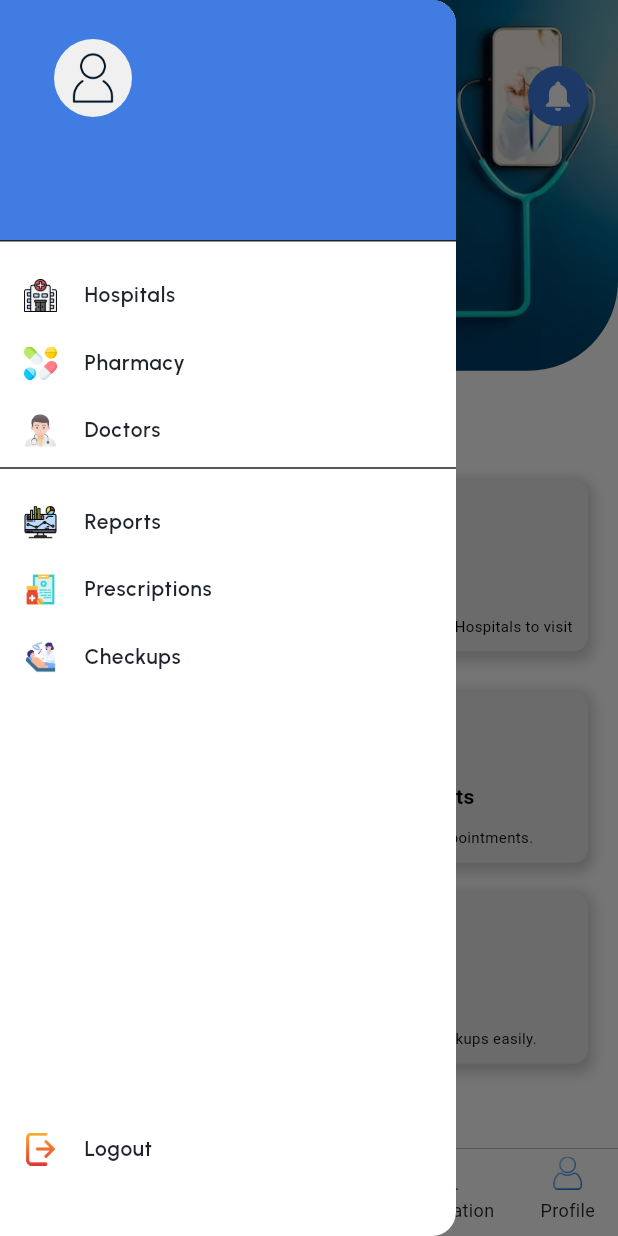
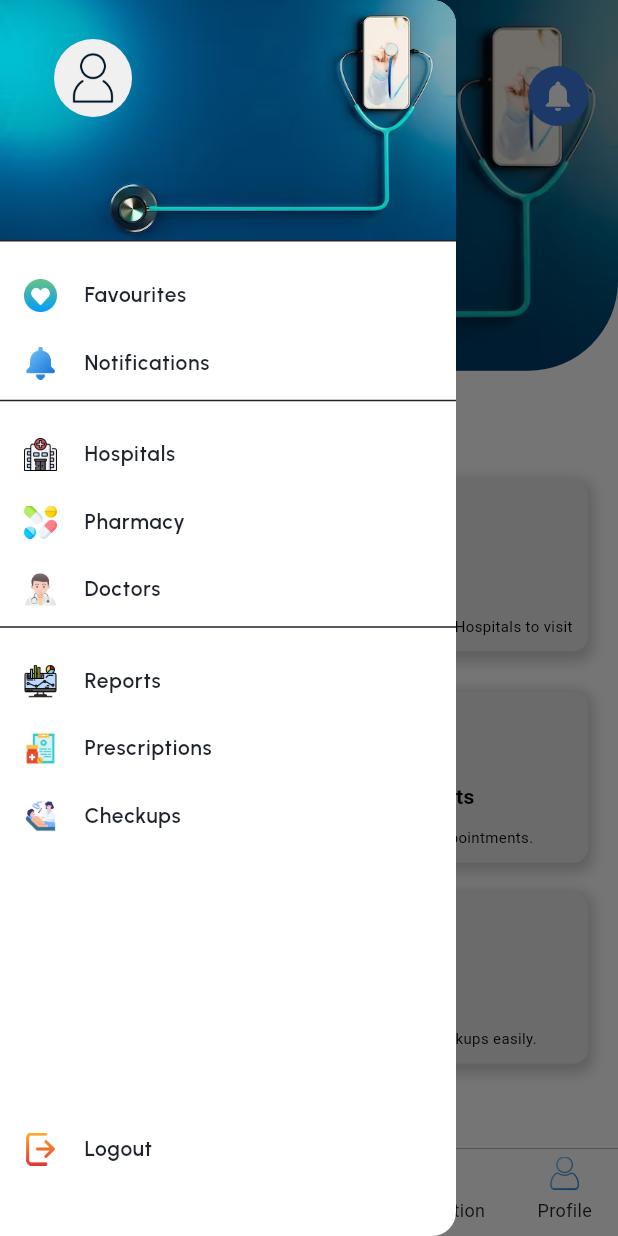
Before and after one commit to mahider-anmut/telemedicine-app, a Flutter app: the HomePage screen opened directly, with the side drawer open, on a phone screen of 412 x 824 dp. Run offline on Flutter 3.47's test engine with Material 3 defaults, Android fonts, the phone set to English and light mode, and no system bars; our stand-ins replace connectivity_plus, flutter_spinkit, flutter_svg, fluttertoast, geocoding, geolocator and 3 more; accounts and stored records are empty; statements that could not run were skipped.

```diff
--- a/lib/view/homePage.dart
+++ b/lib/view/homePage.dart
@@ -2,14 +2,16 @@ import 'package:flutter/material.dart';
 import 'package:fluttertoast/fluttertoast.dart';
 import 'package:telemedicine/constants/assets.dart';
 import 'package:telemedicine/service/permission_service.dart';
+import 'package:telemedicine/view/appointments/appointmentHomePage.dart';
+import 'package:telemedicine/view/consultations/consultationHomePage.dart';
 import 'package:telemedicine/view/mainPage/mainPage.dart';
 
 import '../service/localization.dart';
 import '../utils/themes.dart';
 import '../utils/utils.dart';
 import 'ProfilePage.dart';
+import 'favorites/favoritesHomePage.dart';
 import 'modals/ambulanceModal.dart';
-import 'patient/patientPage.dart';
 import 'sideMenu.dart';
 
 class HomePage extends StatefulWidget {
@@ -29,12 +31,12 @@ class _HomePageState extends State<HomePage> {
         return MainPage();
       case 'profile':
         return ProfilePage();
-      case 'vehicles':
-        return PatientPage();
-      case 'trips':
-        return PatientPage();
+      case 'favourites':
+        return FavoritesHomePage();
+      case 'consultation':
+        return ConsultationHomePage();
       default:
-        return PatientPage();
+        return MainPage();
     }
   }
 
@@ -116,11 +118,11 @@ class _HomePageState extends State<HomePage> {
                         child: InkWell(
                           onTap: () {
                             setState(() {
-                              activePage = "Appointments";
+                              activePage = "favourites";
                             });
                           },
                           child: Image(
-                            image: AssetImage(LocalAssets.appointmentIcon),
+                            image: AssetImage(LocalAssets.favouritesAltIcon),
                             width: 22, // Optional: adjust size
                             height: 22,
                           ),
@@ -142,14 +144,14 @@ class _HomePageState extends State<HomePage> {
                       InkWell(
                         onTap: () {
                           setState(() {
-                            activePage = "Appointments";
+                            activePage = "favourites";
                           });
                         },
                         child: Text(
-                          AppLocalizations.of(context).translate('Appointments'),
+                          AppLocalizations.of(context).translate('Favourites'),
                           style: TextStyle(
                             fontSize: 12.0,
-                            color: activePage == "Appointments"
+                            color: activePage == "favourites"
                                 ? AppTheme.getThemeExtension(context).primaryColor!
                                 : AppTheme.getThemeExtension(context).secondaryIconColor!,
                           ),
@@ -165,7 +167,7 @@ class _HomePageState extends State<HomePage> {
                         child: InkWell(
                           onTap: () {
                             setState(() {
-                              activePage = "Consultation";
+                              activePage = "consultation";
                             });
                           },
                           child: Image(
@@ -191,14 +193,14 @@ class _HomePageState extends State<HomePage> {
                       InkWell(
                         onTap: () {
                           setState(() {
-                            activePage = "Consultation";
+                            activePage = "consultation";
                           });
                         },
                         child: Text(
                           AppLocalizations.of(context).translate('Consultation'),
                           style: TextStyle(
                             fontSize: 12.0,
-                            color: activePage == "Consultation"
+                            color: activePage == "consultation"
                                 ? AppTheme.getThemeExtension(context).primaryColor!
                                 : AppTheme.getThemeExtension(context).secondaryIconColor!,
                           ),
--- a/lib/view/hospitals/hospitals.dart
+++ b/lib/view/hospitals/hospitalsHomePage.dart
@@ -9,8 +9,8 @@ import '../../widgets/custom/text11.dart';
 import '../../widgets/headerMiniCardWidget.dart';
 
 
-class Hospitals extends StatelessWidget {
-  const Hospitals({super.key});
+class HospitalsHomePage extends StatelessWidget {
+  const HospitalsHomePage({super.key});
 
   @override
   Widget build(BuildContext context) {
--- a/lib/view/pharmacy/Pharmacy.dart
+++ b/lib/view/pharmacy/pharmacyHomePage.dart
@@ -9,8 +9,8 @@ import '../../widgets/custom/text11.dart';
 import '../../widgets/headerMiniCardWidget.dart';
 
 
-class Pharmacy extends StatelessWidget {
-  const Pharmacy({super.key});
+class PharmacyHomePage extends StatelessWidget {
+  const PharmacyHomePage({super.key});
 
   @override
   Widget build(BuildContext context) {
--- a/lib/view/sideMenu.dart
+++ b/lib/view/sideMenu.dart
@@ -1,4 +1,10 @@
 import 'package:flutter/material.dart';
+import 'package:telemedicine/view/checkup/checkupHomePage.dart';
+import 'package:telemedicine/view/doctors/doctorsHomePage.dart';
+import 'package:telemedicine/view/favorites/favoritesHomePage.dart';
+import 'package:telemedicine/view/hospitals/hospitalsHomePage.dart';
+import 'package:telemedicine/view/notificationPage.dart';
+import 'package:telemedicine/view/prescribtions/prescribtionHomePage.dart';
 
 
 import '../constants/assets.dart';
@@ -10,7 +16,8 @@ import '../utils/themes.dart';
 import '../utils/utils.dart';
 import 'auth/loginPage.dart';
 import 'homePage.dart';
-import 'patient/patientPage.dart';
+import 'pharmacy/pharmacyHomePage.dart';
+import 'report/reportHomePage.dart';
 
 
 class SideMenu extends StatefulWidget {
@@ -24,7 +31,7 @@ class SideMenu extends StatefulWidget {
 class _SideMenuState extends State<SideMenu> {
   String firstName = "";
   String lastName = "";
-  String role ="";
+  String role ="User";
 
   @override
   void initState() {
@@ -56,11 +63,16 @@ class _SideMenuState extends State<SideMenu> {
               child: Text("$firstName $lastName",style:AppTextStyles.sideMenuNameStyle(context)),
             ),
             decoration: BoxDecoration(
-              color: AppTheme.getThemeExtension(context).primaryColor!,
+              // color: AppTheme.getThemeExtension(context).primaryColor!,
+              image: DecorationImage(
+                image: AssetImage(LocalAssets.bgHeaderImage), // Change path to your image
+                fit: BoxFit.cover,
+                alignment: Alignment(0.6,-0.5),
+              ),
             ),
             accountEmail: Padding(
               padding: const EdgeInsets.only(left: 20.0),
-              child: Text(role,style:AppTextStyles.bodySmallStyle(context)),
+              child: Text(role,style:AppTextStyles.sideMenuBodySmallStyle(context)),
             ),
             currentAccountPicture: const Padding(
               padding: EdgeInsets.only(left: 20.0),
@@ -72,12 +84,39 @@ class _SideMenuState extends State<SideMenu> {
           SizedBox(
             height: 45,
             child: ListTile(
+              title:  Text(AppLocalizations.of(context).translate('Favourites'),style:AppTextStyles.sideMenuTitleStyle(context)),
+              leading:  const Image(image: AssetImage(LocalAssets.favouritesIcon),width: 22, height: 22,),
+              onTap: () {
+                Navigator.push(
+                  context,
+                  MaterialPageRoute(builder: (context) => FavoritesHomePage()),
+                );
+              },
+            ),
+          ),
+          SizedBox(
+            height: 45,
+            child: ListTile(
+              title:  Text(AppLocalizations.of(context).translate('Notifications'),style:AppTextStyles.sideMenuTitleStyle(context)),
+              leading:  const Image(image: AssetImage(LocalAssets.notificationIcon),width: 22, height: 22,),
+              onTap: () {
+                Navigator.push(
+                  context,
+                  MaterialPageRoute(builder: (context) => NotificationPage()),
+                );
+              },
+            ),
+          ),
+          const Divider(),
+          SizedBox(
+            height: 45,
+            child: ListTile(
               title:  Text(AppLocalizations.of(context).translate('Hospitals'),style:AppTextStyles.sideMenuTitleStyle(context)),
               leading:  const Image(image: AssetImage(LocalAssets.hospitalIcon),width: 22, height: 22,),
               onTap: () {
                 Navigator.push(
                   context,
-                  MaterialPageRoute(builder: (context) => HomePage()),
+                  MaterialPageRoute(builder: (context) => HospitalsHomePage()),
                 );
               },
             ),
@@ -90,7 +129,7 @@ class _SideMenuState extends State<SideMenu> {
               onTap: () {
                 Navigator.push(
                   context,
-                  MaterialPageRoute(builder: (context) => HomePage()),
+                  MaterialPageRoute(builder: (context) => PharmacyHomePage()),
                 );
               },
             ),
@@ -103,7 +142,7 @@ class _SideMenuState extends State<SideMenu> {
               onTap: () {
                 Navigator.push(
                   context,
-                  MaterialPageRoute(builder: (context) => HomePage()),
+                  MaterialPageRoute(builder: (context) => DoctorsHomePage()),
                 );
               },
             ),
@@ -119,7 +158,7 @@ class _SideMenuState extends State<SideMenu> {
               onTap: () {
                 Navigator.push(
                   context,
-                  MaterialPageRoute(builder: (context) => HomePage()),
+                  MaterialPageRoute(builder: (context) => ReportHomePage()),
                 );
               },
             ),
@@ -132,7 +171,7 @@ class _SideMenuState extends State<SideMenu> {
               onTap: () {
                 Navigator.push(
                   context,
-                  MaterialPageRoute(builder: (context) => HomePage()),
+                  MaterialPageRoute(builder: (context) => PrescriptionHomePage()),
                 );
               },
             ),
@@ -145,7 +184,7 @@ class _SideMenuState extends State<SideMenu> {
               onTap: () {
                 Navigator.push(
                   context,
-                  MaterialPageRoute(builder: (context) => HomePage()),
+                  MaterialPageRoute(builder: (context) => CheckupHomePage()),
                 );
               },
             ),
```
Also changed, not shown: lib/view/mainPage/mainPage.dart (+4 -4 lines), lib/widgets/headerMiniChatCardWidget.dart (added, +89 -0 lines).
